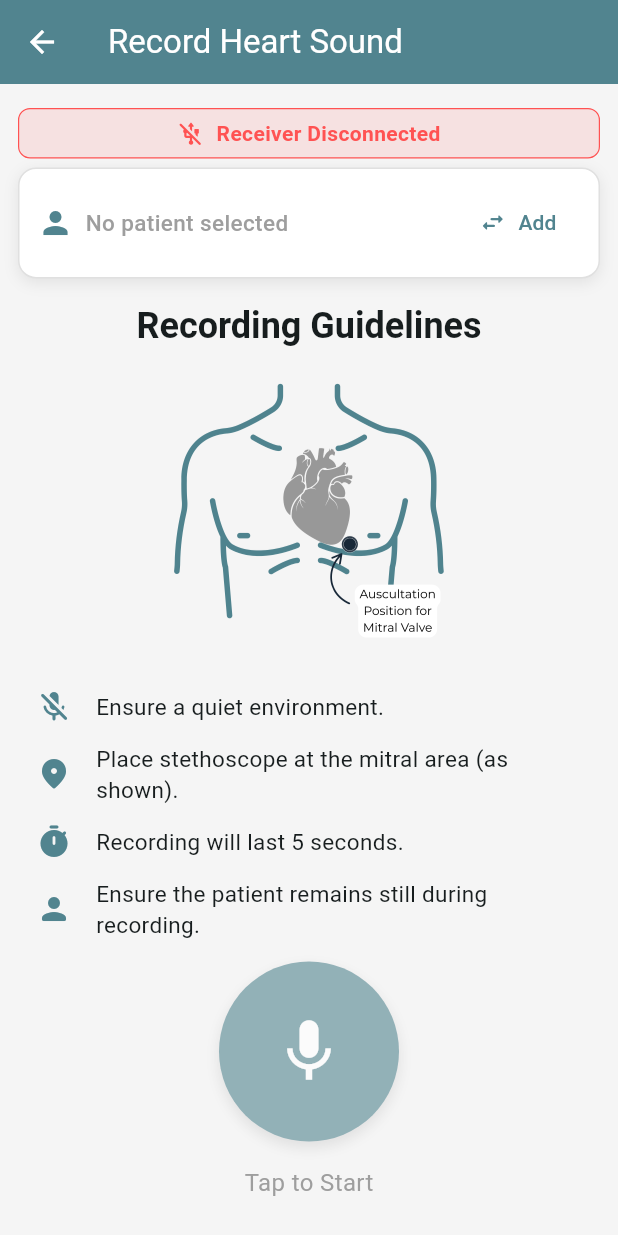
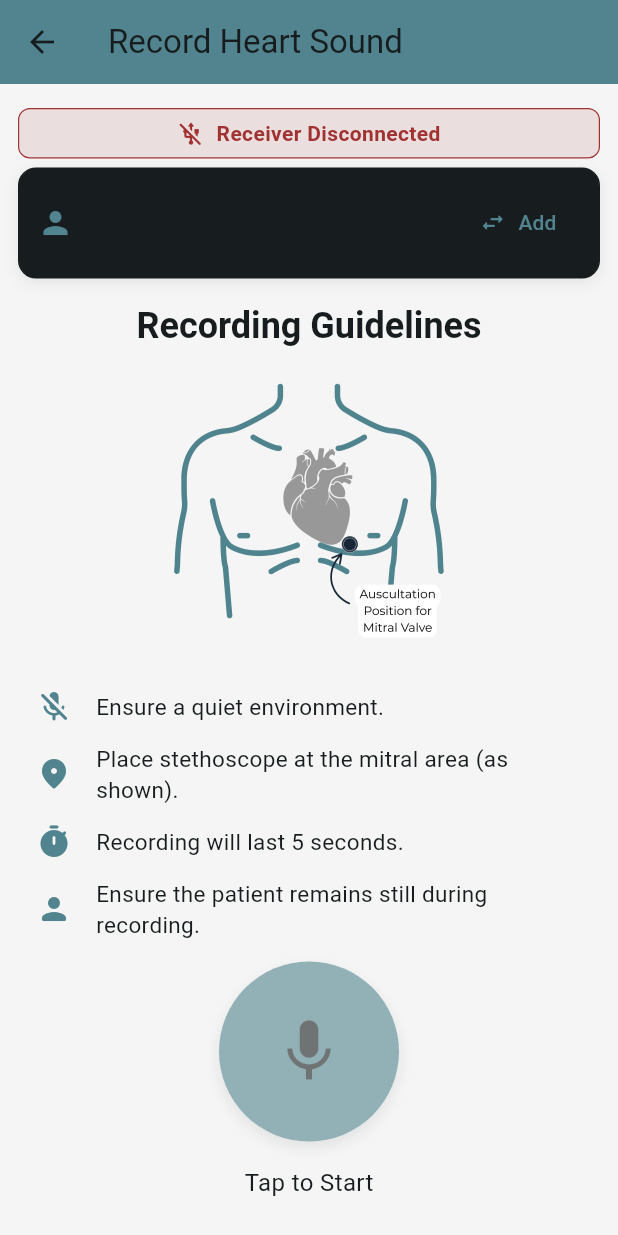
Before and after one commit to LadyJo02/cardioscope_app, a Flutter app: the RecordPage screen opened by its route, on a phone screen of 412 x 824 dp. Run offline on Flutter 3.47's test engine with Material 3 defaults, Android fonts, the phone set to English and light mode, and no system bars; our stand-ins replace file_picker, fl_chart, flutter_typeahead, just_audio, pdf, permission_handler and 5 more; missing offline and left inert: audio_session, excel, flutter_sound, record, tflite_flutter; accounts and stored records are empty; statements that could not run were skipped.

Commit message:
ashboard, Record, Reports, and ReportGenerated pages fully adaptive to light/dark theme

```diff
--- a/lib/pages/record.dart
+++ b/lib/pages/record.dart
@@ -118,7 +118,7 @@ class _RecordPageState extends State<RecordPage> {
                   ? 'CardioScope receiver connected'
                   : 'CardioScope receiver disconnected',
             ),
-            backgroundColor: _isUsbMicConnected ? Colors.green : Colors.redAccent,
+            backgroundColor: _isUsbMicConnected ? AppColors.success : AppColors.warning,
             duration: const Duration(seconds: 2),
           ),
         );
@@ -413,9 +413,9 @@ class _RecordPageState extends State<RecordPage> {
 
     return Scaffold(
       appBar: AppBar(
-        title: const Text('Record Heart Sound', style: TextStyle(color: Colors.white)),
+        title: Text('Record Heart Sound', style: TextStyle(color: Theme.of(context).colorScheme.onSurface)),
         backgroundColor: AppColors.primary,
-        iconTheme: const IconThemeData(color: Colors.white),
+        iconTheme: IconThemeData(color: Theme.of(context).colorScheme.onSurface),
       ),
       body: Padding(
         padding: const EdgeInsets.symmetric(vertical: 16.0),
@@ -438,14 +438,14 @@ class _RecordPageState extends State<RecordPage> {
                     width: ButtonConstants.micButtonSize,
                     height: ButtonConstants.micButtonSize,
                     decoration: BoxDecoration(
-                      color: _isRecording ? Colors.white : AppColors.primary,
+                      color: _isRecording ? Theme.of(context).colorScheme.onSurface : AppColors.primary,
                       shape: BoxShape.circle,
                       border: _isRecording
                           ? Border.all(color: AppColors.primary, width: 4)
                           : null,
                       boxShadow: [
                         BoxShadow(
-                          color: Colors.black.withValues(alpha: 0.15),
+                          color: Theme.of(context).colorScheme.onSurface.withValues(alpha: 0.15),
                           blurRadius: 8,
                           offset: const Offset(0, 4),
                         )
@@ -456,7 +456,7 @@ class _RecordPageState extends State<RecordPage> {
                           ? const CircularProgressIndicator(color: AppColors.primary)
                           : Icon(
                               _isRecording ? Icons.stop_rounded : Icons.mic,
-                              color: _isRecording ? AppColors.primary : Colors.white,
+                              color: _isRecording ? AppColors.primary : Theme.of(context).colorScheme.onSurface,
                               size: 50,
                             ),
                     ),
@@ -465,7 +465,7 @@ class _RecordPageState extends State<RecordPage> {
               ),
             ),
             const SizedBox(height: 16),
-            Text(instructionText, style: const TextStyle(fontSize: 16, color: Colors.grey)),
+            Text(instructionText, style: TextStyle(fontSize: 16, color: Theme.of(context).colorScheme.onSurface)),
             const SizedBox(height: 8),
           ],
         ),
@@ -481,11 +481,11 @@ class _RecordPageState extends State<RecordPage> {
       padding: const EdgeInsets.symmetric(vertical: 6, horizontal: 12),
       decoration: BoxDecoration(
         color: _isUsbMicConnected
-            ? Colors.green.withValues(alpha: 0.15)
-            : Colors.redAccent.withValues(alpha: 0.12),
+            ? AppColors.success.withValues(alpha: 0.15)
+            : AppColors.warning.withValues(alpha: 0.12),
         borderRadius: BorderRadius.circular(8),
         border: Border.all(
-          color: _isUsbMicConnected ? Colors.green : Colors.redAccent,
+          color: _isUsbMicConnected ? AppColors.success : AppColors.warning,
           width: 0.8,
         ),
       ),
@@ -494,14 +494,14 @@ class _RecordPageState extends State<RecordPage> {
         children: [
           Icon(
             _isUsbMicConnected ? Icons.usb_rounded : Icons.usb_off_rounded,
-            color: _isUsbMicConnected ? Colors.green : Colors.redAccent,
+            color: _isUsbMicConnected ? AppColors.success : AppColors.warning,
             size: 18,
           ),
           const SizedBox(width: 8),
           Text(
             _isUsbMicConnected ? "Receiver Connected" : "Receiver Disconnected",
             style: TextStyle(
-              color: _isUsbMicConnected ? Colors.green : Colors.redAccent,
+              color: _isUsbMicConnected ? AppColors.success : AppColors.warning,
               fontWeight: FontWeight.w600,
             ),
           ),
@@ -525,16 +525,16 @@ class _RecordPageState extends State<RecordPage> {
           margin: const EdgeInsets.symmetric(horizontal: 12.0),
           padding: const EdgeInsets.all(12),
           decoration: BoxDecoration(
-            color: Colors.white,
+            color: Theme.of(context).colorScheme.onSurface,
             borderRadius: BorderRadius.circular(12),
             boxShadow: [
               BoxShadow(
-                color: Colors.black.withValues(alpha: 0.08),
+                color: Theme.of(context).colorScheme.onSurface.withValues(alpha: 0.08),
                 blurRadius: 8,
                 offset: const Offset(0, 3),
               )
             ],
-            border: Border.all(color: Colors.grey.shade300),
+            border: Border.all(color: Theme.of(context).colorScheme.onSurface),
           ),
           child: Row(
             mainAxisAlignment: MainAxisAlignment.spaceBetween,
@@ -547,17 +547,17 @@ class _RecordPageState extends State<RecordPage> {
                   style: TextStyle(
                     fontSize: 15,
                     fontWeight: FontWeight.w500,
-                    color: hasPatient ? Colors.black : Colors.grey,
+                    color: hasPatient ? Theme.of(context).colorScheme.onSurface : Theme.of(context).colorScheme.onSurface,
                   ),
                 ),
               ]),
               TextButton.icon(
                 onPressed: isDisabled ? null : _switchPatient,
                 icon: Icon(Icons.swap_horiz_rounded,
-                    color: isDisabled ? Colors.grey : AppColors.primary),
+                    color: isDisabled ? Theme.of(context).colorScheme.onSurface : AppColors.primary),
                 label: Text(
                   hasPatient ? "Switch" : "Add",
-                  style: TextStyle(color: isDisabled ? Colors.grey : AppColors.primary),
+                  style: TextStyle(color: isDisabled ? Theme.of(context).colorScheme.onSurface : AppColors.primary),
                 ),
               ),
             ],
@@ -606,20 +606,20 @@ class _RecordPageState extends State<RecordPage> {
             margin: const EdgeInsets.symmetric(horizontal: 24.0),
             padding: const EdgeInsets.symmetric(vertical: 8.0),
             decoration: BoxDecoration(
-              color: Colors.white,
+              color: Theme.of(context).colorScheme.onSurface,
               borderRadius: BorderRadius.circular(12),
               boxShadow: [
                 BoxShadow(
-                  color: Colors.black.withValues(alpha: 0.2),
+                  color: Theme.of(context).colorScheme.onSurface.withValues(alpha: 0.2),
                   blurRadius: 10,
                   offset: const Offset(0, 4),
                 )
               ],
             ),
             child: _spots.isEmpty
-                ? const Center(
+                ? Center(
                     child:
-                        Text('Waiting for audio data...', style: TextStyle(color: Colors.grey)))
+                        Text('Waiting for audio data...', style: TextStyle(color: Theme.of(context).colorScheme.onSurface)))
                 : ClipRRect(
                     borderRadius: BorderRadius.circular(12),
                     child: LineChart(
@@ -630,7 +630,7 @@ class _RecordPageState extends State<RecordPage> {
                           drawVerticalLine: false,
                           horizontalInterval: 0.5,
                           getDrawingHorizontalLine: (v) => FlLine(
-                            color: Colors.grey.withValues(alpha: 0.12),
+                            color: Theme.of(context).colorScheme.onSurface.withValues(alpha: 0.12),
                             strokeWidth: 0.6,
                           ),
                         ),
```
Also changed, not shown: lib/main.dart (+12 -12 lines), lib/pages/settings.dart (+4 -4 lines).
